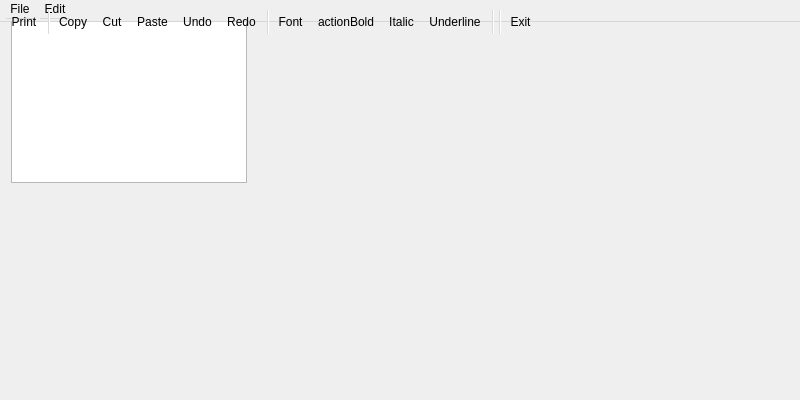
Qt form Client/editor.ui (PolitoTeam/Scriba) before a commit.
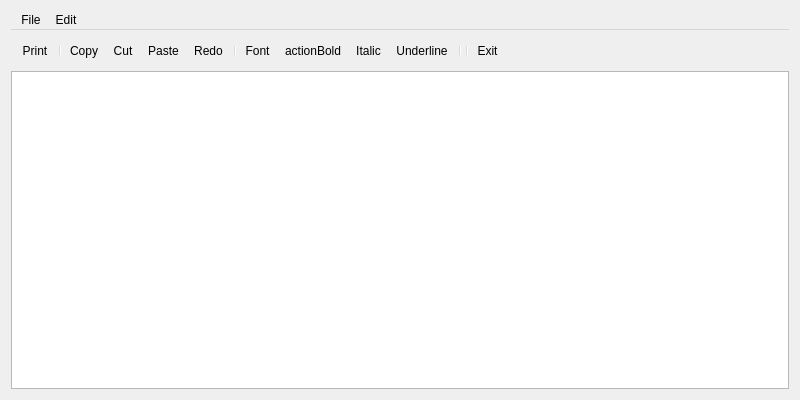
The same form after that commit. Icons and pictures are not drawn.

Commit message: Center widgets in windows

Patch:
```diff
--- a/Client/editor.ui
+++ b/Client/editor.ui
@@ -13,30 +13,11 @@
   <property name="windowTitle">
    <string>Editor</string>
   </property>
-  <widget class="QWidget" name="centralWidget">
-   <property name="geometry">
-    <rect>
-     <x>0</x>
-     <y>0</y>
-     <width>258</width>
-     <height>194</height>
-    </rect>
-   </property>
-   <layout class="QVBoxLayout" name="verticalLayout">
+  <layout class="QHBoxLayout" name="horizontalLayout">
     <item>
-     <widget class="QTextEdit" name="textEdit"/>
-    </item>
-   </layout>
-  </widget>
+    <layout class="QVBoxLayout" name="verticalLayout_2">
+     <item>
   <widget class="QMenuBar" name="menuBar">
-   <property name="geometry">
-    <rect>
-     <x>0</x>
-     <y>0</y>
-     <width>800</width>
-     <height>22</height>
-    </rect>
-   </property>
    <widget class="QMenu" name="menuFile">
     <property name="title">
      <string>File</string>
@@ -60,21 +41,16 @@
    <addaction name="menuFile"/>
    <addaction name="menuEdit"/>
   </widget>
+     </item>
+     <item>
+      <layout class="QVBoxLayout" name="verticalLayout">
+       <item>
   <widget class="QToolBar" name="mainToolBar">
-   <property name="geometry">
-    <rect>
-     <x>0</x>
-     <y>0</y>
-     <width>544</width>
-     <height>44</height>
-    </rect>
-   </property>
    <addaction name="actionPrint"/>
    <addaction name="separator"/>
    <addaction name="actionCopy"/>
    <addaction name="actionCut"/>
    <addaction name="actionPaste"/>
-   <addaction name="actionUndo"/>
    <addaction name="actionRedo"/>
    <addaction name="separator"/>
    <addaction name="actionFont"/>
@@ -85,6 +61,15 @@
    <addaction name="separator"/>
    <addaction name="actionExit"/>
   </widget>
+       </item>
+       <item>
+        <widget class="QTextEdit" name="textEdit"/>
+       </item>
+      </layout>
+     </item>
+    </layout>
+   </item>
+  </layout>
   <action name="actionNew">
    <property name="icon">
     <iconset resource="client.qrc">
```
Lines whose indentation alone changed are shown as unchanged. The commit also changes 2 other files.
